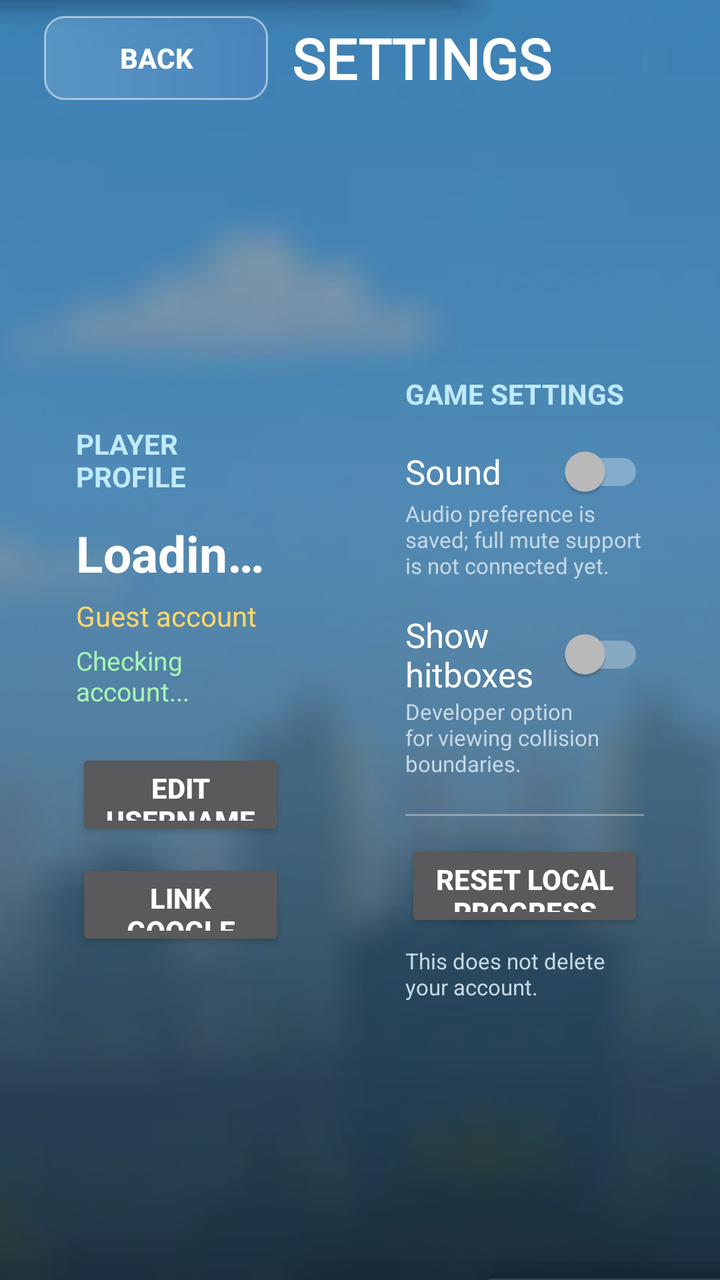
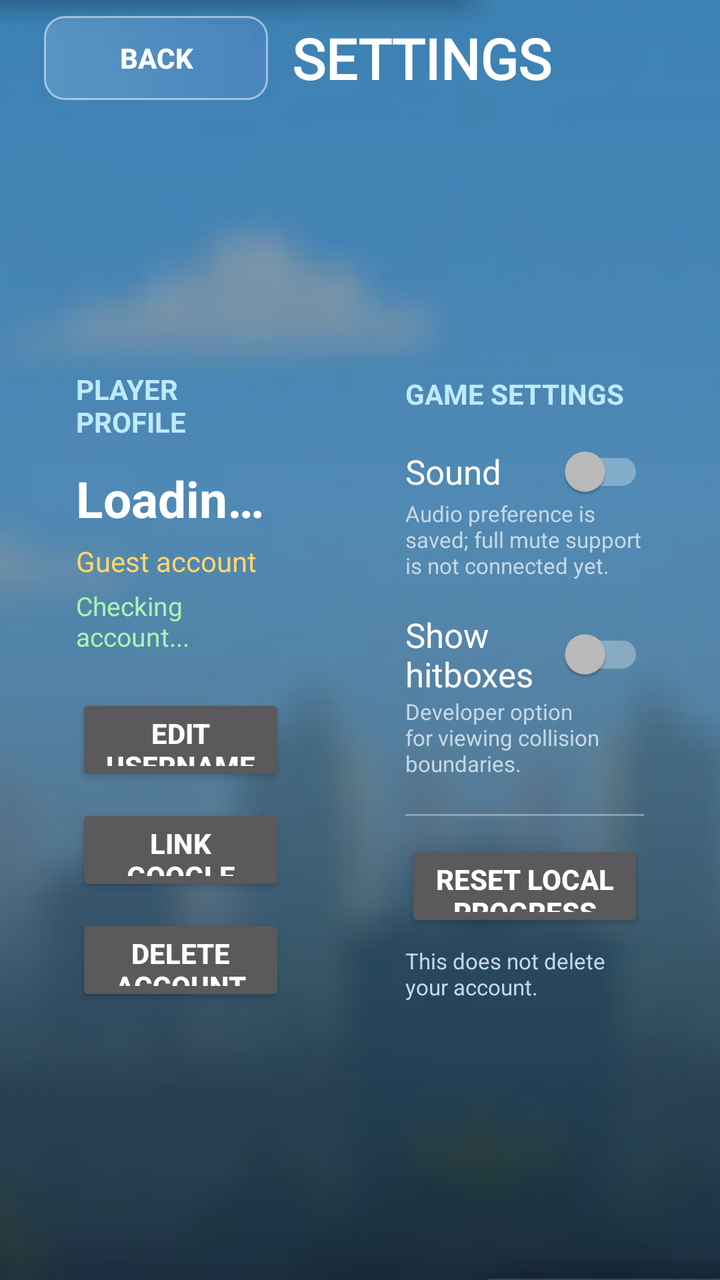

An Android layout rendered at two revisions. The XML below is the earlier revision; the diff shows what the commit changed to produce the second picture.
<!-- AndroidManifest.xml: application theme Theme.RollerRush -->
<!-- res/layout/activity_settings.xml -->
<androidx.constraintlayout.widget.ConstraintLayout
    xmlns:android="http://schemas.android.com/apk/res/android"
    xmlns:app="http://schemas.android.com/apk/res-auto"
    android:layout_width="match_parent"
    android:layout_height="match_parent"
    android:background="#D8F1FF">

    <ImageView
        android:layout_width="0dp"
        android:layout_height="0dp"
        android:scaleType="centerCrop"
        android:src="@drawable/shop_bg_img"
        app:layout_constraintTop_toTopOf="parent"
        app:layout_constraintBottom_toBottomOf="parent"
        app:layout_constraintStart_toStartOf="parent"
        app:layout_constraintEnd_toEndOf="parent" />

    <View
        android:layout_width="0dp"
        android:layout_height="0dp"
        android:background="#70203D58"
        app:layout_constraintTop_toTopOf="parent"
        app:layout_constraintBottom_toBottomOf="parent"
        app:layout_constraintStart_toStartOf="parent"
        app:layout_constraintEnd_toEndOf="parent" />

    
    <LinearLayout
        android:id="@+id/settingsHeader"
        android:layout_width="0dp"
        android:layout_height="58dp"
        android:gravity="center_vertical"
        android:orientation="horizontal"
        android:paddingStart="22dp"
        android:paddingEnd="22dp"
        app:layout_constraintTop_toTopOf="parent"
        app:layout_constraintStart_toStartOf="parent"
        app:layout_constraintEnd_toEndOf="parent">
        <Button
            android:id="@+id/backButton"
            android:layout_width="112dp"
            android:layout_height="42dp"
            android:background="@drawable/coin_container"
            android:text="BACK"
            android:textColor="#FFFFFF"
            android:textStyle="bold" />
        <TextView
            android:layout_width="0dp"
            android:layout_height="wrap_content"
            android:layout_weight="1"
            android:fontFamily="@font/new_font"
            android:text="SETTINGS"
            android:layout_marginStart="12dp"
            android:textColor="#FFFFFF"
            android:textSize="28sp"
            android:textStyle="bold" />



    </LinearLayout>

    
    <LinearLayout
        android:id="@+id/settingsContent"
        android:layout_width="0dp"
        android:layout_height="0dp"
        android:orientation="horizontal"
        android:paddingStart="18dp"
        android:paddingEnd="18dp"
        android:paddingTop="8dp"
        android:paddingBottom="18dp"
        app:layout_constraintTop_toBottomOf="@id/settingsHeader"
        app:layout_constraintBottom_toBottomOf="parent"
        app:layout_constraintStart_toStartOf="parent"
        app:layout_constraintEnd_toEndOf="parent">

        
        <LinearLayout
            android:layout_width="0dp"
            android:layout_height="match_parent"
            android:layout_weight="1"
            android:layout_marginEnd="10dp"
            android:gravity="center_vertical"
            android:orientation="vertical"
            android:padding="20dp">

            <TextView
                android:layout_width="wrap_content"
                android:layout_height="wrap_content"
                android:text="PLAYER PROFILE"
                android:textColor="#BFEAFF"
                android:textSize="14sp"
                android:textStyle="bold" />

            <TextView
                android:id="@+id/playerName"
                android:layout_width="match_parent"
                android:layout_height="wrap_content"
                android:layout_marginTop="12dp"
                android:ellipsize="end"
                android:maxLines="1"
                android:text="Loading player..."
                android:textColor="#FFFFFF"
                android:textSize="25sp"
                android:textStyle="bold" />

            <TextView
                android:id="@+id/accountStatus"
                android:layout_width="match_parent"
                android:layout_height="wrap_content"
                android:layout_marginTop="5dp"
                android:text="Guest account"
                android:textColor="#FFD76A"
                android:textSize="14sp" />

            <TextView
                android:id="@+id/connectionStatus"
                android:layout_width="match_parent"
                android:layout_height="wrap_content"
                android:layout_marginTop="4dp"
                android:text="Checking account..."
                android:textColor="#A6F5B5"
                android:textSize="13sp" />

            <Button
                android:id="@+id/editUsernameButton"
                android:layout_width="match_parent"
                android:layout_height="46dp"
                android:layout_marginTop="20dp"
                android:text="EDIT USERNAME"
                android:textColor="#FFFFFF"
                android:textStyle="bold" />

            <Button
                android:id="@+id/linkGoogleButton"
                android:layout_width="match_parent"
                android:layout_height="46dp"
                android:layout_marginTop="9dp"
                android:text="LINK GOOGLE ACCOUNT"
                android:textColor="#FFFFFF"
                android:textStyle="bold" />

        </LinearLayout>

        
        <LinearLayout
            android:layout_width="0dp"
            android:layout_height="match_parent"
            android:layout_weight="1.1"
            android:layout_marginStart="10dp"
            android:gravity="center_vertical"
            android:orientation="vertical"
            android:padding="20dp">

            <TextView
                android:layout_width="wrap_content"
                android:layout_height="wrap_content"
                android:text="GAME SETTINGS"
                android:textColor="#BFEAFF"
                android:textSize="14sp"
                android:textStyle="bold" />

            <androidx.appcompat.widget.SwitchCompat
                android:id="@+id/soundSwitch"
                android:layout_width="match_parent"
                android:layout_height="wrap_content"
                android:layout_marginTop="16dp"
                android:text="Sound"
                android:textColor="#FFFFFF"
                android:textSize="17sp"
                app:showText="false" />

            <TextView
                android:layout_width="match_parent"
                android:layout_height="wrap_content"
                android:text="Audio preference is saved; full mute support is not connected yet."
                android:textColor="#C5D8E5"
                android:textSize="11sp" />

            <androidx.appcompat.widget.SwitchCompat
                android:id="@+id/hitboxesSwitch"
                android:layout_width="match_parent"
                android:layout_height="wrap_content"
                android:layout_marginTop="16dp"
                android:text="Show hitboxes"
                android:textColor="#FFFFFF"
                android:textSize="17sp"
                app:showText="false" />

            <TextView
                android:layout_width="match_parent"
                android:layout_height="wrap_content"
                android:text="Developer option for viewing collision boundaries."
                android:textColor="#C5D8E5"
                android:textSize="11sp" />

            <View
                android:layout_width="match_parent"
                android:layout_height="1dp"
                android:layout_marginTop="18dp"
                android:layout_marginBottom="12dp"
                android:background="#55FFFFFF" />

            <Button
                android:id="@+id/resetProgressButton"
                android:layout_width="match_parent"
                android:layout_height="46dp"
                android:text="RESET LOCAL PROGRESS"
                android:textColor="#FFFFFF"
                android:textStyle="bold" />

            <TextView
                android:layout_width="match_parent"
                android:layout_height="wrap_content"
                android:layout_marginTop="7dp"
                android:text="This does not delete your account."
                android:textColor="#C5D8E5"
                android:textSize="11sp" />

        </LinearLayout>

    </LinearLayout>

</androidx.constraintlayout.widget.ConstraintLayout>
<!-- resources referenced by this layout -->
<resources>
  <!-- drawable coin_container (drawable) -->
  <?xml version="1.0" encoding="utf-8"?>
  <shape xmlns:android="http://schemas.android.com/apk/res/android">
  <gradient android:startColor="#4D93C0E2" android:endColor="#4D6189D0"/>
      <corners android:radius="10dp"/>
      <stroke android:color="#81FFFFFF" android:width="1dp"/>
  </shape>
  <!-- drawable shop_bg_img: webp bitmap (drawable, 11990 bytes) -->
  <style name="Theme.RollerRush" parent="Theme.AppCompat.NoActionBar">
          <item name="android:windowFullscreen">true</item>
          <item name="android:windowBackground">@android:color/black</item>
      </style>
</resources>

<!-- the commit's change to res/layout/activity_settings.xml (unified diff, before → after) -->
@@ -139,6 +139,14 @@
                 android:text="LINK GOOGLE ACCOUNT"
                 android:textColor="#FFFFFF"
                 android:textStyle="bold" />
+            <Button
+                android:id="@+id/deleteAccountButton"
+                android:layout_width="match_parent"
+                android:layout_height="46dp"
+                android:layout_marginTop="9dp"
+                android:text="DELETE ACCOUNT"
+                android:textColor="#FFFFFF"
+                android:textStyle="bold" />
 
         </LinearLayout>
 
